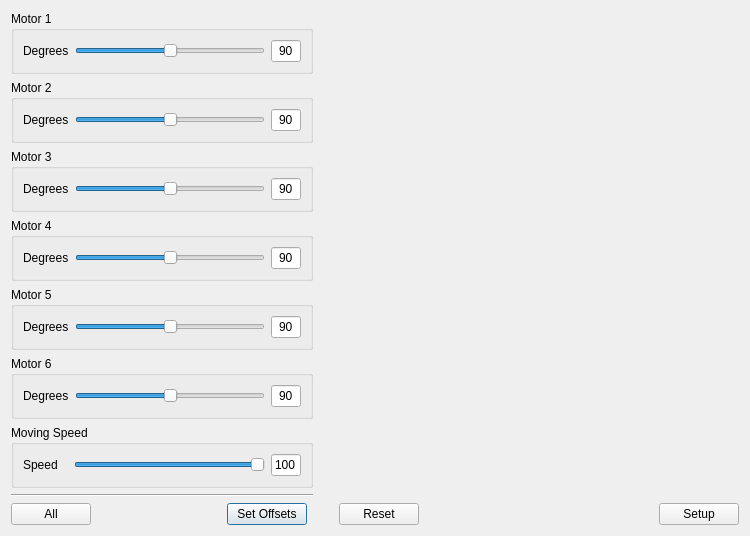
First picture: the form in library-robot/RobotControlDialog.ui, repository MiguelFerrerF/robotArmApp, before the edit.
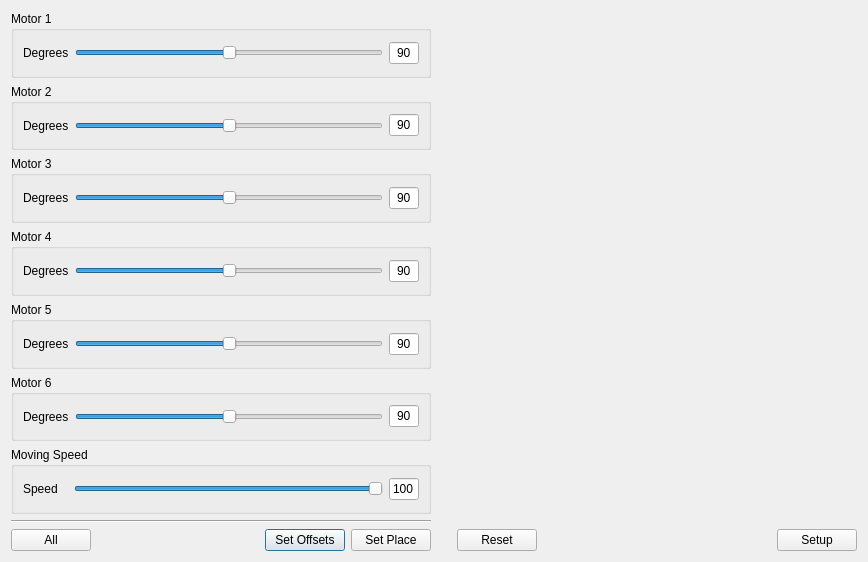
Second picture: the form after the edit.

```diff
--- a/library-robot/RobotControlDialog.ui
+++ b/library-robot/RobotControlDialog.ui
@@ -6,8 +6,8 @@
    <rect>
     <x>0</x>
     <y>0</y>
-    <width>750</width>
-    <height>489</height>
+    <width>868</width>
+    <height>562</height>
    </rect>
   </property>
   <property name="windowTitle">
@@ -479,6 +479,13 @@
      </layout>
     </widget>
    </item>
+   <item row="8" column="3">
+    <widget class="QPushButton" name="pushButtonSetPlace">
+     <property name="text">
+      <string>Set Place</string>
+     </property>
+    </widget>
+   </item>
   </layout>
  </widget>
  <resources/>
```
